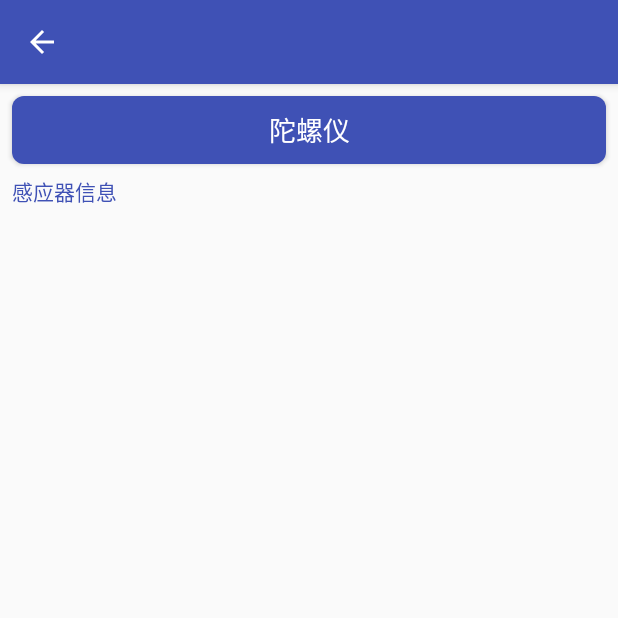
After one commit to ColinLu/DemoApp, an Android app: the SensorActivity screen opened directly, with no data from a screen before it, on a phone screen of 412 x 824 dp, the top half of it. The commit adds this screen. Run offline under Robolectric (Android 15) with nearby library versions, the phone set to English and light mode, and no system bars.

Commit message:
传感器

```diff
--- a/app/src/main/java/com/colin/demo/app/fragment/OtherFragment.java
+++ b/app/src/main/java/com/colin/demo/app/fragment/OtherFragment.java
@@ -8,6 +8,7 @@ import android.view.View;
 
 import com.colin.demo.app.R;
 import com.colin.demo.app.activity.bluetooth.BluetoothActivity;
+import com.colin.demo.app.activity.sensor.SensorActivity;
 import com.colin.demo.app.activity.thread.ThreadActivity;
 import com.colin.demo.app.adapter.ItemAdapter;
 import com.colin.demo.app.base.BaseAdapter;
@@ -168,6 +169,7 @@ public class OtherFragment extends BaseFragment {
 
         mList.add(new ItemBean(1, "蓝牙技术", BluetoothActivity.class));
         mList.add(new ItemBean(2, "线程操作", ThreadActivity.class));
+        mList.add(new ItemBean(3, "感应器", SensorActivity.class));
 
         mAdapter.setEmptyState(BaseAdapter.EMPTY_STATE_NO);
         mAdapter.setFootState(BaseAdapter.FOOT_STATE_FINISH);
--- /dev/null
+++ b/app/src/main/res/layout/activity_sensor.xml
@@ -0,0 +1,46 @@
+<?xml version="1.0" encoding="utf-8"?>
+<android.support.constraint.ConstraintLayout xmlns:android="http://schemas.android.com/apk/res/android"
+    xmlns:app="http://schemas.android.com/apk/res-auto"
+    xmlns:tools="http://schemas.android.com/tools"
+    android:layout_width="match_parent"
+    android:layout_height="match_parent"
+    tools:context="com.colin.demo.app.activity.sensor.SensorActivity">
+
+    <include layout="@layout/layout_app_toolbar" />
+
+    <Button
+        android:id="@+id/button_sensor_gyro"
+        android:layout_width="@dimen/dp_0"
+        android:layout_height="@dimen/button_height"
+        android:layout_marginLeft="@dimen/margin"
+        android:layout_marginTop="@dimen/margin"
+        android:layout_marginRight="@dimen/margin"
+        android:background="@drawable/button_style"
+        android:text="陀螺仪"
+        android:textColor="@color/white"
+        android:textSize="@dimen/text_18"
+        app:layout_constraintLeft_toLeftOf="parent"
+        app:layout_constraintRight_toRightOf="parent"
+        app:layout_constraintTop_toBottomOf="@+id/app_bar_layout" />
+
+    <TextView
+        android:id="@+id/text_show_sensor_log"
+        android:layout_width="@dimen/dp_0"
+        android:layout_height="@dimen/dp_0"
+        android:fadeScrollbars="false"
+        android:padding="@dimen/margin"
+        android:scrollbarFadeDuration="0"
+        android:scrollbarSize="@dimen/line_big"
+        android:scrollbarStyle="outsideInset"
+        android:scrollbarThumbVertical="@drawable/scrollbar_vertical_thumb"
+        android:scrollbarTrackVertical="@drawable/scrollbar_vertical_track"
+        android:scrollbars="vertical"
+        android:scrollHorizontally="true"
+        android:singleLine="false"
+        android:text="@string/app_name"
+        android:textColor="@color/colorPrimary"
+        app:layout_constraintBottom_toBottomOf="parent"
+        app:layout_constraintLeft_toLeftOf="parent"
+        app:layout_constraintRight_toRightOf="parent"
+        app:layout_constraintTop_toBottomOf="@+id/button_sensor_gyro" />
+</android.support.constraint.ConstraintLayout>
```
Also changed, not shown: app/src/main/AndroidManifest.xml (+54 -52 lines), app/src/main/java/com/colin/demo/app/activity/sensor/SensorActivity.java (added, +323 -0 lines), app/build.gradle (line endings or trailing spaces).
